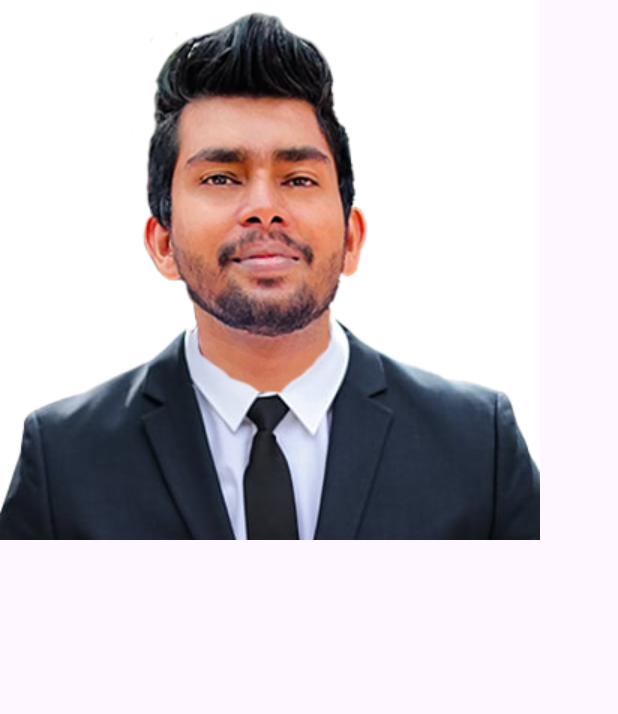
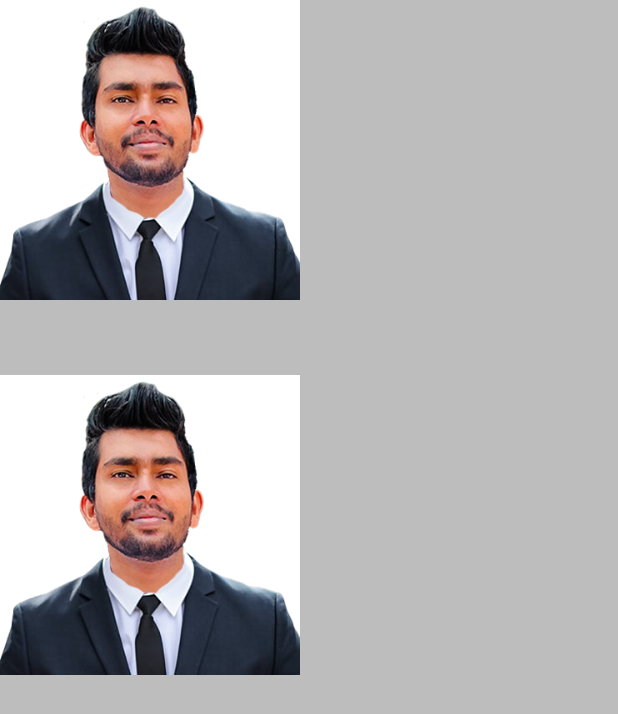
Before and after one commit to IT21280474/Test_App3, a Flutter app: the screen it shows after launch, on a phone screen of 412 x 824 dp. Shown: the top 714 px of the screen. Run offline on Flutter 3.47's test engine with Material 3 defaults, Android fonts, the phone set to English and light mode, and no system bars.

Commit message:
first commit

```diff
--- a/lib/main.dart
+++ b/lib/main.dart
@@ -12,7 +12,19 @@ class MyApp extends StatelessWidget {
     return  MaterialApp(
       title: "space app",
       home: Scaffold(
-        body: Image.asset("assets/pngtree-formal-gray-color-suit-png-png-image_3017526.png")
+        backgroundColor: Colors.black26,
+        body: Column(
+          children: [
+            Image.asset("assets/pngtree-formal-gray-color-suit-png-png-image_3017526.png",
+            height: 200,),
+
+            const SizedBox(
+              height: 50,
+            ),
+            Image.asset("assets/pngtree-formal-gray-color-suit-png-png-image_3017526.png",
+            height: 200,)
+          ],
+        )
       ),
     );
   }
```
